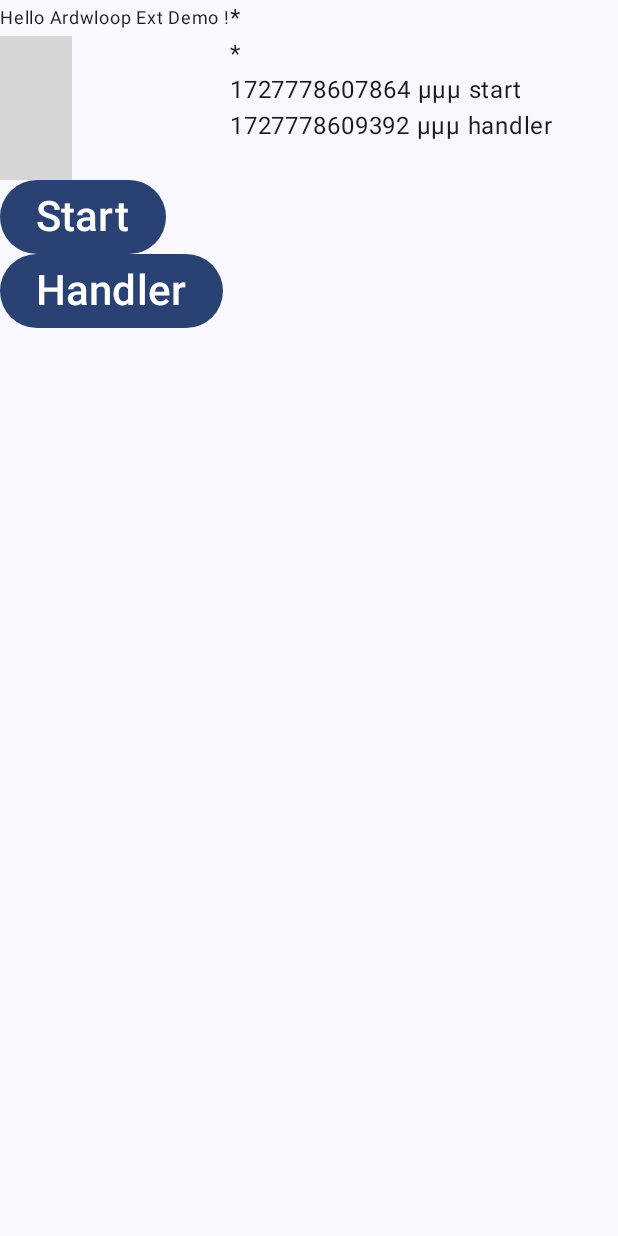
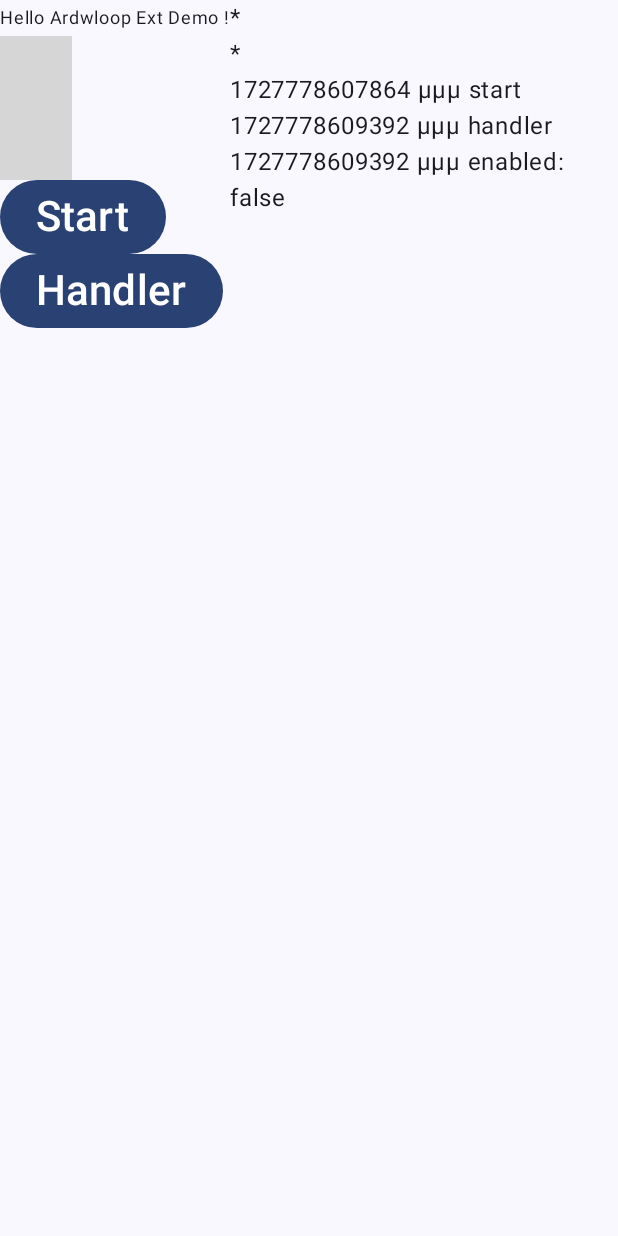
Before and after one commit to llschall/ardwloop-ext-demo, an Android app built with Jetpack Compose: the screen it shows after launch (MainActivity), after a tap on "Handler", on a phone screen of 412 x 824 dp. Run offline under Robolectric (Android 15) with nearby library versions, the phone set to English and light mode, and no system bars; libraries missing offline, so code that uses them is left out: org.llschall.ardwloop; 2 statements that could not run were skipped; 1 other tap on this screen came first; grey boxes are pictures that could not be loaded.

Commit message:
[Handler] Create bluetooth socket

```diff
--- a/app/src/main/java/ardwloop/ext/demo/MainActivity.kt
+++ b/app/src/main/java/ardwloop/ext/demo/MainActivity.kt
@@ -1,5 +1,6 @@
 package ardwloop.ext.demo
 
+import android.content.Context
 import android.os.Bundle
 import androidx.activity.ComponentActivity
 import androidx.activity.compose.setContent
@@ -13,7 +14,6 @@ import androidx.compose.material3.Scaffold
 import androidx.compose.material3.Text
 import androidx.compose.runtime.Composable
 import androidx.compose.ui.Modifier
-import androidx.compose.ui.tooling.preview.Preview
 import androidx.compose.ui.unit.sp
 import androidx.lifecycle.viewmodel.compose.viewModel
 import ardwloop.ext.demo.model.BluetoothHandler
@@ -30,6 +30,7 @@ class MainActivity : ComponentActivity() {
             ArdwloopTheme {
                 Scaffold(modifier = Modifier.fillMaxSize()) { innerPadding ->
                     Greeting(
+                        context = applicationContext,
                         name = "Ardwloop Ext Demo",
                         modifier = Modifier.padding(innerPadding)
                     )
@@ -40,7 +41,7 @@ class MainActivity : ComponentActivity() {
 }
 
 @Composable
-fun Greeting(name: String, modifier: Modifier = Modifier) {
+fun Greeting(context: Context, name: String, modifier: Modifier = Modifier) {
 
     val model: LogsModel = viewModel()
 
@@ -69,7 +70,7 @@ fun Greeting(name: String, modifier: Modifier = Modifier) {
                 )
             }
             Button(onClick = {
-                BluetoothHandler.handler.start(model);
+                BluetoothHandler.handler.start(context, model);
             }) {
                 Text(
                     text = "Handler",
@@ -86,11 +87,3 @@ fun Greeting(name: String, modifier: Modifier = Modifier) {
         }
     }
 }
-
-@Preview(showBackground = true)
-@Composable
-fun GreetingPreview() {
-    ArdwloopTheme {
-        Greeting("Android")
-    }
-}
--- a/app/src/main/java/ardwloop/ext/demo/model/BluetoothHandler.kt
+++ b/app/src/main/java/ardwloop/ext/demo/model/BluetoothHandler.kt
@@ -1,4 +1,11 @@
 package ardwloop.ext.demo.model
+
+import android.Manifest
+import android.bluetooth.BluetoothManager
+import android.content.Context
+import android.content.pm.PackageManager
+import androidx.core.app.ActivityCompat
+import java.util.UUID
 
 //See https://developer.android.com/reference/android/bluetooth/BluetoothDevice
 const val SPP_UUID = "00001101-0000-1000-8000-00805F9B34FB"
@@ -8,8 +15,34 @@ class BluetoothHandler {
         val handler: BluetoothHandler = BluetoothHandler()
     }
 
-    fun start(logs: LogsModel) {
+    fun start(context: Context, logs: LogsModel) {
         logs.add("handler")
+        val manager = context.getSystemService(BluetoothManager::class.java)
+        logs.add("enabled: " + manager.adapter.isEnabled)
+        if (ActivityCompat.checkSelfPermission(
+                context,
+                Manifest.permission.BLUETOOTH_CONNECT
+            ) != PackageManager.PERMISSION_GRANTED
+        ) {
+            // TODO: Consider calling
+            //    ActivityCompat#requestPermissions
+            // here to request the missing permissions, and then overriding
+            //   public void onRequestPermissionsResult(int requestCode, String[] permissions,
+            //                                          int[] grantResults)
+            // to handle the case where the user grants the permission. See the documentation
+            // for ActivityCompat#requestPermissions for more details.
+            for (device in manager.adapter.bondedDevices) {
+                logs.add("name: " + device.name)
+                if (device.name == "HC05") {
+                    logs.add("=== Found HC05 ===")
+
+                    val uuid = UUID.fromString(SPP_UUID)
+                    device.createRfcommSocketToServiceRecord(uuid)
+                    manager.adapter.cancelDiscovery()
+                }
+            }
+        }
+
     }
 
 }
```
